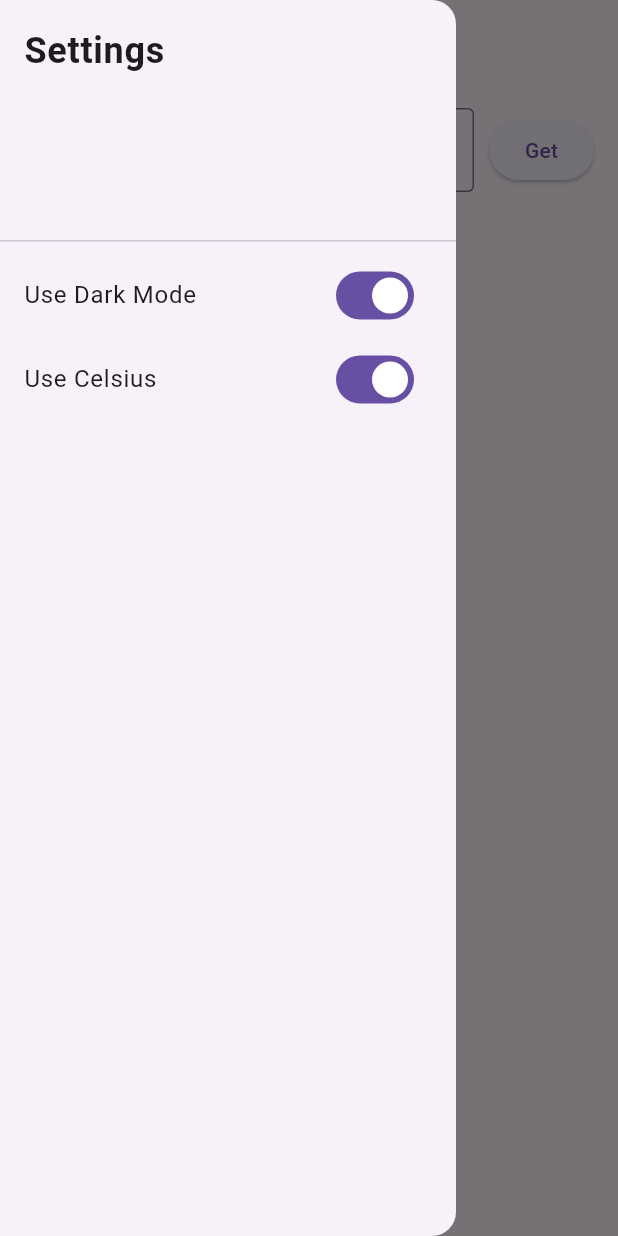
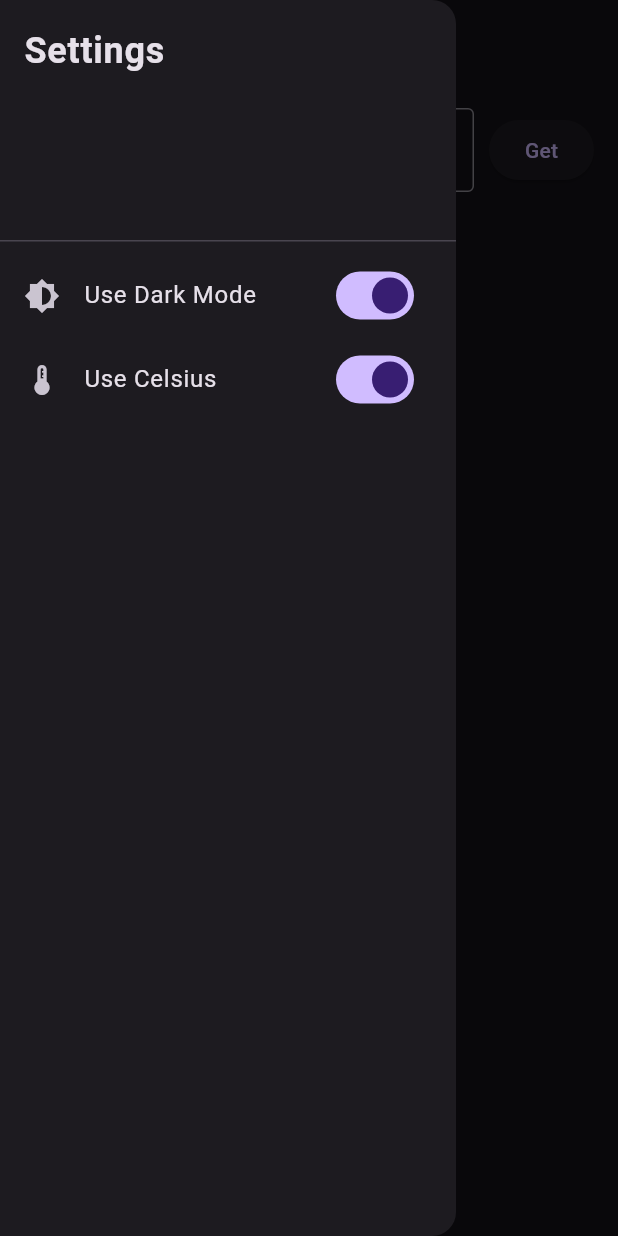
Before and after one commit to bachichapaoloo/weather_app_bloc, a Flutter app: the screen it shows after launch, in the side drawer, after a tap on "Use Dark Mode", on a phone screen of 412 x 824 dp. Run offline on Flutter 3.47's test engine with Material 3 defaults, Android fonts, the phone set to English and light mode, and no system bars; our stand-ins replace equatable, flutter_bloc, lottie, shared_preferences.

Commit message:
UPDATE
- added setting of theme data to be dynamic using shared pref

```diff
--- a/lib/bloc/settings_bloc/settings_bloc.dart
+++ b/lib/bloc/settings_bloc/settings_bloc.dart
@@ -12,6 +12,8 @@ class SettingsBloc extends Bloc<SettingsEvent, SettingsState> {
     on<LoadSettings>(_onLoadSettings);
     on<ToggleUnit>(_onToggleUnit);
     on<ToggleTheme>(_onToggleTheme);
+
+    add(LoadSettings());
   }
 
   Future<void> _onLoadSettings(LoadSettings event, Emitter<SettingsState> emit) async {
--- a/lib/main.dart
+++ b/lib/main.dart
@@ -1,6 +1,7 @@
 import 'package:flutter/material.dart';
 import 'package:flutter_bloc/flutter_bloc.dart';
 import 'package:weather_app_bloc/bloc/settings_bloc/settings_bloc.dart';
+import 'package:weather_app_bloc/bloc/settings_bloc/settings_state.dart';
 import 'package:weather_app_bloc/bloc/weather_bloc/weather_bloc.dart';
 import 'package:weather_app_bloc/data/settings_service.dart';
 import 'package:weather_app_bloc/data/weather_repository.dart';
@@ -30,6 +31,13 @@ class MyApp extends StatelessWidget {
 
   @override
   Widget build(BuildContext context) {
-    return MaterialApp(debugShowCheckedModeBanner: false, home: const WeatherPage());
+    return BlocBuilder<SettingsBloc, SettingsState>(
+      builder: (context, state) {
+        final SettingsBloc settingsBloc = context.read<SettingsBloc>();
+        final isDarkMode = settingsBloc.state.isDarkMode;
+        final themeData = isDarkMode ? ThemeData.dark() : ThemeData.light();
+        return MaterialApp(debugShowCheckedModeBanner: false, theme: themeData, home: const WeatherPage());
+      },
+    );
   }
 }
--- a/lib/presentation/weather_page.dart
+++ b/lib/presentation/weather_page.dart
@@ -38,6 +38,7 @@ class _WeatherPageState extends State<WeatherPage> {
               onChanged: (value) {
                 context.read<SettingsBloc>().add(ToggleTheme());
               },
+              secondary: const Icon(Icons.brightness_6),
             ),
             SwitchListTile(
               title: const Text('Use Celsius'),
@@ -45,6 +46,7 @@ class _WeatherPageState extends State<WeatherPage> {
               onChanged: (value) {
                 context.read<SettingsBloc>().add(ToggleUnit());
               },
+              secondary: const Icon(Icons.thermostat),
             ),
           ],
         ),
```
